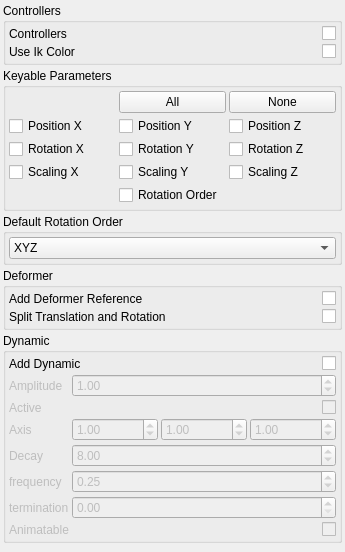
Above: brigks/systems/twist/widget.ui from miquelcampos/brigks before the change. Below: the same form after it.
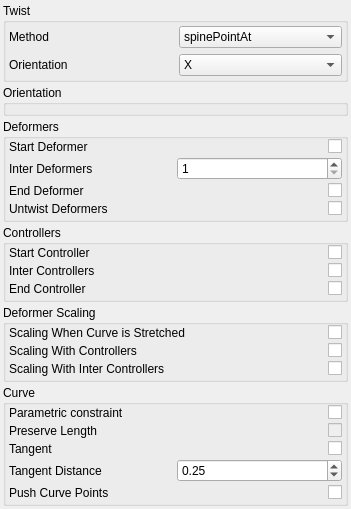
That is the form after the change.

Diff of the .ui file:
```diff
--- a/brigks/systems/twist/widget.ui
+++ b/brigks/systems/twist/widget.ui
@@ -6,8 +6,8 @@
    <rect>
     <x>0</x>
     <y>0</y>
-    <width>345</width>
-    <height>552</height>
+    <width>351</width>
+    <height>414</height>
    </rect>
   </property>
   <property name="windowTitle">
@@ -21,216 +21,128 @@
     <number>3</number>
    </property>
    <item>
-    <widget class="QGroupBox" name="groupBox_3">
+    <widget class="QGroupBox" name="groupBox_6">
      <property name="title">
-      <string>Controllers</string>
+      <string>Twist</string>
      </property>
-     <layout class="QGridLayout" name="gridLayout_2">
+     <layout class="QGridLayout" name="gridLayout_5">
       <property name="margin">
        <number>3</number>
       </property>
-      <property name="spacing">
-       <number>3</number>
-      </property>
-      <item row="0" column="0">
-       <widget class="QLabel" name="label_2">
-        <property name="text">
-         <string>Controllers</string>
-        </property>
-       </widget>
-      </item>
       <item row="0" column="1">
-       <widget class="QCheckBox" name="uiAddControllers">
-        <property name="layoutDirection">
-         <enum>Qt::RightToLeft</enum>
-        </property>
-        <property name="text">
-         <string/>
-        </property>
+       <widget class="QComboBox" name="uiTwistMethod">
+        <item>
+         <property name="text">
+          <string>spinePointAt</string>
+         </property>
+        </item>
+        <item>
+         <property name="text">
+          <string>blendedAxis</string>
+         </property>
+        </item>
        </widget>
       </item>
-      <item row="1" column="1">
-       <widget class="QCheckBox" name="uiUseIkColor">
-        <property name="layoutDirection">
-         <enum>Qt::RightToLeft</enum>
-        </property>
+      <item row="0" column="0">
+       <widget class="QLabel" name="label_15">
         <property name="text">
-         <string/>
+         <string>Method</string>
         </property>
        </widget>
       </item>
       <item row="1" column="0">
-       <widget class="QLabel" name="label_3">
+       <widget class="QLabel" name="label_11">
         <property name="text">
-         <string>Use Ik Color</string>
+         <string>Orientation</string>
         </property>
        </widget>
       </item>
+      <item row="1" column="1">
+       <widget class="QComboBox" name="uiAxis">
+        <item>
+         <property name="text">
+          <string>X</string>
+         </property>
+        </item>
+        <item>
+         <property name="text">
+          <string>Y</string>
+         </property>
+        </item>
+       </widget>
+      </item>
      </layout>
     </widget>
    </item>
    <item>
     <widget class="QGroupBox" name="groupBox">
      <property name="title">
-      <string>Keyable Parameters</string>
+      <string>Orientation</string>
      </property>
-     <layout class="QGridLayout" name="gridLayout">
-      <property name="margin">
-       <number>3</number>
-      </property>
+     <layout class="QHBoxLayout" name="horizontalLayout">
       <property name="spacing">
        <number>3</number>
       </property>
-      <item row="3" column="1">
-       <widget class="QCheckBox" name="uiScly">
-        <property name="text">
-         <string>Scaling Y</string>
-        </property>
-       </widget>
-      </item>
-      <item row="3" column="0">
-       <widget class="QCheckBox" name="uiSclx">
-        <property name="text">
-         <string>Scaling X</string>
-        </property>
-       </widget>
-      </item>
-      <item row="3" column="2">
-       <widget class="QCheckBox" name="uiSclz">
-        <property name="text">
-         <string>Scaling Z</string>
-        </property>
-       </widget>
-      </item>
-      <item row="1" column="0">
-       <widget class="QCheckBox" name="uiPosx">
-        <property name="text">
-         <string>Position X</string>
-        </property>
-       </widget>
-      </item>
-      <item row="1" column="1">
-       <widget class="QCheckBox" name="uiPosy">
-        <property name="text">
-         <string>Position Y</string>
-        </property>
-       </widget>
-      </item>
-      <item row="0" column="2">
-       <widget class="QPushButton" name="uiKeyableNoneBTN">
-        <property name="text">
-         <string>None</string>
-        </property>
-       </widget>
-      </item>
-      <item row="0" column="1">
-       <widget class="QPushButton" name="uiKeyableAllBTN">
-        <property name="text">
-         <string>All</string>
-        </property>
-       </widget>
-      </item>
-      <item row="2" column="2">
-       <widget class="QCheckBox" name="uiRotz">
-        <property name="text">
-         <string>Rotation Z</string>
-        </property>
-       </widget>
-      </item>
-      <item row="2" column="1">
-       <widget class="QCheckBox" name="uiRoty">
-        <property name="text">
-         <string>Rotation Y</string>
-        </property>
-       </widget>
-      </item>
-      <item row="2" column="0">
-       <widget class="QCheckBox" name="uiRotx">
-        <property name="text">
-         <string>Rotation X</string>
-        </property>
-       </widget>
-      </item>
-      <item row="1" column="2">
-       <widget class="QCheckBox" name="uiPosz">
-        <property name="text">
-         <string>Position Z</string>
-        </property>
-       </widget>
-      </item>
-      <item row="4" column="1">
-       <widget class="QCheckBox" name="uiRotorder">
-        <property name="text">
-         <string>Rotation Order</string>
-        </property>
-       </widget>
-      </item>
-     </layout>
-    </widget>
-   </item>
-   <item>
-    <widget class="QGroupBox" name="groupBox_5">
-     <property name="title">
-      <string>Default Rotation Order</string>
-     </property>
-     <layout class="QVBoxLayout" name="verticalLayout">
-      <property name="spacing">
-       <number>3</number>
-      </property>
       <property name="margin">
        <number>3</number>
       </property>
-      <item>
-       <widget class="QComboBox" name="uiDefaultRotationOrder">
-        <item>
-         <property name="text">
-          <string>XYZ</string>
-         </property>
-        </item>
-        <item>
-         <property name="text">
-          <string>XZY</string>
-         </property>
-        </item>
-        <item>
-         <property name="text">
-          <string>YXZ</string>
-         </property>
-        </item>
-        <item>
-         <property name="text">
-          <string>YZX</string>
-         </property>
-        </item>
-        <item>
-         <property name="text">
-          <string>ZXY</string>
-         </property>
-        </item>
-        <item>
-         <property name="text">
-          <string>ZYX</string>
-         </property>
-        </item>
-       </widget>
-      </item>
      </layout>
     </widget>
    </item>
    <item>
     <widget class="QGroupBox" name="groupBox_2">
      <property name="title">
-      <string>Deformer</string>
+      <string>Deformers</string>
      </property>
-     <layout class="QGridLayout" name="gridLayout_3">
-      <property name="margin">
+     <layout class="QGridLayout" name="gridLayout">
+      <property name="leftMargin">
+       <number>3</number>
+      </property>
+      <property name="topMargin">
+       <number>0</number>
+      </property>
+      <property name="rightMargin">
+       <number>3</number>
+      </property>
+      <property name="bottomMargin">
        <number>3</number>
       </property>
       <property name="spacing">
        <number>3</number>
       </property>
+      <item row="2" column="0">
+       <widget class="QLabel" name="label_3">
+        <property name="text">
+         <string>End Deformer</string>
+        </property>
+       </widget>
+      </item>
+      <item row="2" column="1">
+       <widget class="QCheckBox" name="uiEndDeformer">
+        <property name="layoutDirection">
+         <enum>Qt::RightToLeft</enum>
+        </property>
+        <property name="text">
+         <string/>
+        </property>
+       </widget>
+      </item>
+      <item row="1" column="0">
+       <widget class="QLabel" name="label_2">
+        <property name="text">
+         <string>Inter Deformers</string>
+        </property>
+       </widget>
+      </item>
+      <item row="1" column="1">
+       <widget class="QSpinBox" name="uiInterDeformers">
+        <property name="minimum">
+         <number>1</number>
+        </property>
+       </widget>
+      </item>
       <item row="0" column="1">
-       <widget class="QCheckBox" name="uiAddDeformerReferences">
+       <widget class="QCheckBox" name="uiStartDeformer">
         <property name="layoutDirection">
          <enum>Qt::RightToLeft</enum>
         </property>
@@ -242,12 +154,12 @@
       <item row="0" column="0">
        <widget class="QLabel" name="label">
         <property name="text">
-         <string>Add Deformer Reference</string>
+         <string>Start Deformer</string>
         </property>
        </widget>
       </item>
-      <item row="1" column="1">
-       <widget class="QCheckBox" name="uiSplitRotation">
+      <item row="3" column="1">
+       <widget class="QCheckBox" name="uiUntwistDeformers">
         <property name="layoutDirection">
          <enum>Qt::RightToLeft</enum>
         </property>
@@ -256,43 +168,121 @@
         </property>
        </widget>
       </item>
-      <item row="1" column="0">
+      <item row="3" column="0">
+       <widget class="QLabel" name="label_16">
+        <property name="text">
+         <string>Untwist Deformers</string>
+        </property>
+       </widget>
+      </item>
+     </layout>
+    </widget>
+   </item>
+   <item>
+    <widget class="QGroupBox" name="groupBox_3">
+     <property name="title">
+      <string>Controllers</string>
+     </property>
+     <layout class="QGridLayout" name="gridLayout_2">
+      <property name="leftMargin">
+       <number>3</number>
+      </property>
+      <property name="topMargin">
+       <number>0</number>
+      </property>
+      <property name="rightMargin">
+       <number>3</number>
+      </property>
+      <property name="bottomMargin">
+       <number>3</number>
+      </property>
+      <property name="spacing">
+       <number>3</number>
+      </property>
+      <item row="0" column="0">
        <widget class="QLabel" name="label_4">
         <property name="text">
-         <string>Split Translation and Rotation</string>
+         <string>Start Controller</string>
         </property>
        </widget>
       </item>
-     </layout>
-    </widget>
-   </item>
-   <item>
-    <widget class="QGroupBox" name="uiDynamicGRP">
-     <property name="minimumSize">
-      <size>
-       <width>0</width>
-       <height>0</height>
-      </size>
-     </property>
-     <property name="title">
-      <string>Dynamic</string>
-     </property>
-     <layout class="QGridLayout" name="gridLayout_4">
-      <property name="margin">
-       <number>3</number>
-      </property>
-      <property name="spacing">
-       <number>3</number>
-      </property>
-      <item row="0" column="0">
+      <item row="0" column="1">
+       <widget class="QCheckBox" name="uiStartController">
+        <property name="layoutDirection">
+         <enum>Qt::RightToLeft</enum>
+        </property>
+        <property name="text">
+         <string/>
+        </property>
+       </widget>
+      </item>
+      <item row="1" column="0">
        <widget class="QLabel" name="label_5">
         <property name="text">
-         <string>Add Dynamic</string>
+         <string>Inter Controllers</string>
         </property>
        </widget>
       </item>
+      <item row="2" column="0">
+       <widget class="QLabel" name="label_6">
+        <property name="text">
+         <string>End Controller</string>
+        </property>
+       </widget>
+      </item>
+      <item row="2" column="1">
+       <widget class="QCheckBox" name="uiEndController">
+        <property name="layoutDirection">
+         <enum>Qt::RightToLeft</enum>
+        </property>
+        <property name="text">
+         <string/>
+        </property>
+       </widget>
+      </item>
+      <item row="1" column="1">
+       <widget class="QCheckBox" name="uiInterControllers">
+        <property name="layoutDirection">
+         <enum>Qt::RightToLeft</enum>
+        </property>
+        <property name="text">
+         <string/>
+        </property>
+       </widget>
+      </item>
+     </layout>
+    </widget>
+   </item>
+   <item>
+    <widget class="QGroupBox" name="groupBox_4">
+     <property name="title">
+      <string>Deformer Scaling</string>
+     </property>
+     <layout class="QGridLayout" name="gridLayout_3">
+      <property name="leftMargin">
+       <number>3</number>
+      </property>
+      <property name="topMargin">
+       <number>0</number>
+      </property>
+      <property name="rightMargin">
+       <number>3</number>
+      </property>
+      <property name="bottomMargin">
+       <number>3</number>
+      </property>
+      <property name="spacing">
+       <number>3</number>
+      </property>
+      <item row="0" column="0">
+       <widget class="QLabel" name="label_7">
+        <property name="text">
+         <string>Scaling When Curve is Stretched</string>
+        </property>
+       </widget>
+      </item>
       <item row="0" column="1">
-       <widget class="QCheckBox" name="uiDynamic">
+       <widget class="QCheckBox" name="uiScaleWithCurve">
         <property name="layoutDirection">
          <enum>Qt::RightToLeft</enum>
         </property>
@@ -301,243 +291,156 @@
         </property>
        </widget>
       </item>
-      <item row="1" column="0" colspan="2">
-       <widget class="QWidget" name="uiDynamicDefaultWDG" native="true">
+      <item row="1" column="0">
+       <widget class="QLabel" name="label_12">
+        <property name="text">
+         <string>Scaling With Controllers</string>
+        </property>
+       </widget>
+      </item>
+      <item row="1" column="1">
+       <widget class="QCheckBox" name="uiScaleWithControllers">
+        <property name="layoutDirection">
+         <enum>Qt::RightToLeft</enum>
+        </property>
+        <property name="text">
+         <string/>
+        </property>
+       </widget>
+      </item>
+      <item row="2" column="0">
+       <widget class="QLabel" name="label_13">
+        <property name="text">
+         <string>Scaling With Inter Controllers</string>
+        </property>
+       </widget>
+      </item>
+      <item row="2" column="1">
+       <widget class="QCheckBox" name="uiScaleWithInterControllers">
+        <property name="layoutDirection">
+         <enum>Qt::RightToLeft</enum>
+        </property>
+        <property name="text">
+         <string/>
+        </property>
+       </widget>
+      </item>
+     </layout>
+    </widget>
+   </item>
+   <item>
+    <widget class="QGroupBox" name="groupBox_5">
+     <property name="title">
+      <string>Curve</string>
+     </property>
+     <layout class="QGridLayout" name="gridLayout_4">
+      <property name="leftMargin">
+       <number>3</number>
+      </property>
+      <property name="topMargin">
+       <number>0</number>
+      </property>
+      <property name="rightMargin">
+       <number>3</number>
+      </property>
+      <property name="bottomMargin">
+       <number>3</number>
+      </property>
+      <property name="spacing">
+       <number>3</number>
+      </property>
+      <item row="0" column="0">
+       <widget class="QLabel" name="label_8">
+        <property name="text">
+         <string>Parametric constraint</string>
+        </property>
+       </widget>
+      </item>
+      <item row="3" column="1">
+       <widget class="QDoubleSpinBox" name="uiTangentDistance">
+        <property name="maximum">
+         <double>1.000000000000000</double>
+        </property>
+        <property name="singleStep">
+         <double>0.100000000000000</double>
+        </property>
+        <property name="value">
+         <double>0.250000000000000</double>
+        </property>
+       </widget>
+      </item>
+      <item row="4" column="1">
+       <widget class="QCheckBox" name="uiPushCurvePoints">
+        <property name="layoutDirection">
+         <enum>Qt::RightToLeft</enum>
+        </property>
+        <property name="text">
+         <string/>
+        </property>
+       </widget>
+      </item>
+      <item row="2" column="1">
+       <widget class="QCheckBox" name="uiTangent">
+        <property name="layoutDirection">
+         <enum>Qt::RightToLeft</enum>
+        </property>
+        <property name="text">
+         <string/>
+        </property>
+       </widget>
+      </item>
+      <item row="3" column="0">
+       <widget class="QLabel" name="label_10">
+        <property name="text">
+         <string>Tangent Distance</string>
+        </property>
+       </widget>
+      </item>
+      <item row="2" column="0">
+       <widget class="QLabel" name="label_9">
+        <property name="text">
+         <string>Tangent</string>
+        </property>
+       </widget>
+      </item>
+      <item row="0" column="1">
+       <widget class="QCheckBox" name="uiParametric">
+        <property name="layoutDirection">
+         <enum>Qt::RightToLeft</enum>
+        </property>
+        <property name="text">
+         <string/>
+        </property>
+       </widget>
+      </item>
+      <item row="4" column="0">
+       <widget class="QLabel" name="label_14">
+        <property name="text">
+         <string>Push Curve Points</string>
+        </property>
+       </widget>
+      </item>
+      <item row="1" column="0">
+       <widget class="QLabel" name="label_17">
+        <property name="enabled">
+         <bool>true</bool>
+        </property>
+        <property name="text">
+         <string>Preserve Length</string>
+        </property>
+       </widget>
+      </item>
+      <item row="1" column="1">
+       <widget class="QCheckBox" name="uiPreserveLength">
         <property name="enabled">
          <bool>false</bool>
         </property>
-        <layout class="QGridLayout" name="gridLayout_5">
-         <property name="margin">
-          <number>0</number>
-         </property>
-         <property name="spacing">
-          <number>3</number>
-         </property>
-         <item row="0" column="0">
-          <widget class="QLabel" name="label_8">
-           <property name="text">
-            <string>Amplitude</string>
-           </property>
-          </widget>
-         </item>
-         <item row="0" column="1">
-          <widget class="QDoubleSpinBox" name="uiAmplitude">
-           <property name="maximum">
-            <double>100.000000000000000</double>
-           </property>
-           <property name="singleStep">
-            <double>0.100000000000000</double>
-           </property>
-           <property name="value">
-            <double>1.000000000000000</double>
-           </property>
-          </widget>
-         </item>
-         <item row="1" column="0">
-          <widget class="QLabel" name="uiActiveLBL">
-           <property name="sizePolicy">
-            <sizepolicy hsizetype="Fixed" vsizetype="Preferred">
-             <horstretch>0</horstretch>
-             <verstretch>0</verstretch>
-            </sizepolicy>
-           </property>
-           <property name="minimumSize">
-            <size>
-             <width>10</width>
-             <height>0</height>
-            </size>
-           </property>
-           <property name="text">
-            <string>Active</string>
-           </property>
-          </widget>
-         </item>
-         <item row="1" column="1">
-          <widget class="QCheckBox" name="uiActive">
-           <property name="layoutDirection">
-            <enum>Qt::RightToLeft</enum>
-           </property>
-           <property name="text">
-            <string/>
-           </property>
-          </widget>
-         </item>
-         <item row="3" column="0">
-          <widget class="QLabel" name="uiStartCurveAttractLBL">
-           <property name="sizePolicy">
-            <sizepolicy hsizetype="Fixed" vsizetype="Preferred">
-             <horstretch>0</horstretch>
-             <verstretch>0</verstretch>
-            </sizepolicy>
-           </property>
-           <property name="minimumSize">
-            <size>
-             <width>10</width>
-             <height>0</height>
-            </size>
-           </property>
-           <property name="text">
-            <string>Decay</string>
-           </property>
-          </widget>
-         </item>
-         <item row="3" column="1">
-          <widget class="QDoubleSpinBox" name="uiDecay">
-           <property name="minimum">
-            <double>0.000000000000000</double>
-           </property>
-           <property name="maximum">
-            <double>999.000000000000000</double>
-           </property>
-           <property name="singleStep">
-            <double>1.000000000000000</double>
-           </property>
-           <property name="value">
-            <double>8.000000000000000</double>
-           </property>
-          </widget>
-         </item>
-         <item row="4" column="0">
-          <widget class="QLabel" name="uiBendResistanceLBL">
-           <property name="sizePolicy">
-            <sizepolicy hsizetype="Fixed" vsizetype="Preferred">
-             <horstretch>0</horstretch>
-             <verstretch>0</verstretch>
-            </sizepolicy>
-           </property>
-           <property name="minimumSize">
-            <size>
-             <width>10</width>
-             <height>0</height>
-            </size>
-           </property>
-           <property name="text">
-            <string>frequency</string>
-           </property>
-          </widget>
-         </item>
-         <item row="4" column="1">
-          <widget class="QDoubleSpinBox" name="uiFrequency">
-           <property name="minimum">
-            <double>0.000000000000000</double>
-           </property>
-           <property name="maximum">
-            <double>100.000000000000000</double>
-           </property>
-           <property name="singleStep">
-            <double>0.250000000000000</double>
-           </property>
-           <property name="value">
-            <double>0.250000000000000</double>
-           </property>
-          </widget>
-         </item>
-         <item row="5" column="0">
-          <widget class="QLabel" name="uiMassLBL">
-           <property name="sizePolicy">
-            <sizepolicy hsizetype="Fixed" vsizetype="Preferred">
-             <horstretch>0</horstretch>
-             <verstretch>0</verstretch>
-            </sizepolicy>
-           </property>
-           <property name="minimumSize">
-            <size>
-             <width>10</width>
-             <height>0</height>
-            </size>
-           </property>
-           <property name="text">
-            <string>termination</string>
-           </property>
-          </widget>
-         </item>
-         <item row="5" column="1">
-          <widget class="QDoubleSpinBox" name="uiTermination">
-           <property name="minimum">
-            <double>0.000000000000000</double>
-           </property>
-           <property name="maximum">
-            <double>100.000000000000000</double>
-           </property>
-           <property name="singleStep">
-            <double>0.100000000000000</double>
-           </property>
-           <property name="value">
-            <double>0.000000000000000</double>
-           </property>
-          </widget>
-         </item>
-         <item row="6" column="0">
-          <widget class="QLabel" name="uiAnimatableLBL">
-           <property name="sizePolicy">
-            <sizepolicy hsizetype="Fixed" vsizetype="Preferred">
-             <horstretch>0</horstretch>
-             <verstretch>0</verstretch>
-            </sizepolicy>
-           </property>
-           <property name="minimumSize">
-            <size>
-             <width>10</width>
-             <height>0</height>
-            </size>
-           </property>
-           <property name="text">
-            <string>Animatable</string>
-           </property>
-          </widget>
-         </item>
-         <item row="6" column="1">
-          <widget class="QCheckBox" name="uiDynamicAnimatable">
-           <property name="layoutDirection">
-            <enum>Qt::RightToLeft</enum>
-           </property>
-           <property name="text">
-            <string/>
-           </property>
-          </widget>
-         </item>
-         <item row="2" column="1">
-          <layout class="QHBoxLayout" name="horizontalLayout_2">
-           <item>
-            <widget class="QDoubleSpinBox" name="uiAmplitudeX">
-             <property name="singleStep">
-              <double>0.100000000000000</double>
-             </property>
-             <property name="value">
-              <double>1.000000000000000</double>
-             </property>
-            </widget>
-           </item>
-           <item>
-            <widget class="QDoubleSpinBox" name="uiAmplitudeY">
-             <property name="singleStep">
-              <double>0.100000000000000</double>
-             </property>
-             <property name="value">
-              <double>1.000000000000000</double>
-             </property>
-            </widget>
-           </item>
-           <item>
-            <widget class="QDoubleSpinBox" name="uiAmplitudeZ">
-             <property name="singleStep">
-              <double>0.100000000000000</double>
-             </property>
-             <property name="value">
-              <double>1.000000000000000</double>
-             </property>
-            </widget>
-           </item>
-          </layout>
-         </item>
-         <item row="2" column="0">
-          <widget class="QLabel" name="label_6">
-           <property name="text">
-            <string>Axis</string>
-           </property>
-          </widget>
-         </item>
-        </layout>
+        <property name="layoutDirection">
+         <enum>Qt::RightToLeft</enum>
+        </property>
+        <property name="text">
+         <string/>
+        </property>
        </widget>
       </item>
      </layout>
@@ -551,7 +454,7 @@
      <property name="sizeHint" stdset="0">
       <size>
        <width>20</width>
-       <height>40</height>
+       <height>67</height>
       </size>
      </property>
     </spacer>
```
Left out of the diff: 4 changed lines with no effect on the pictures.
